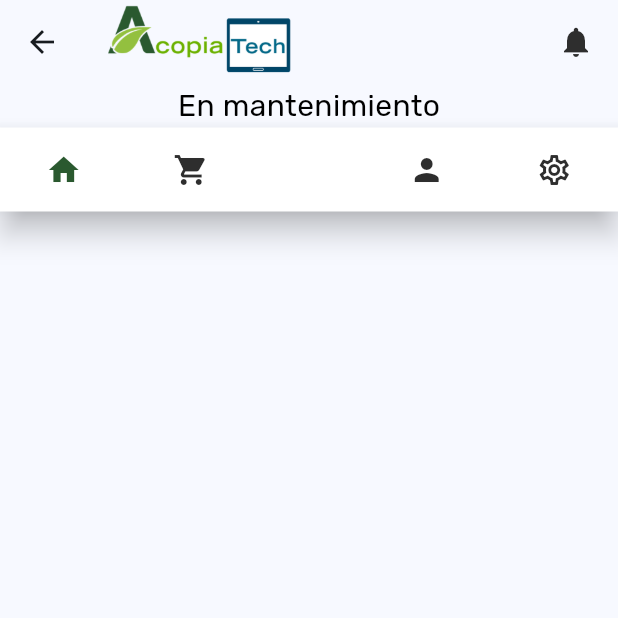
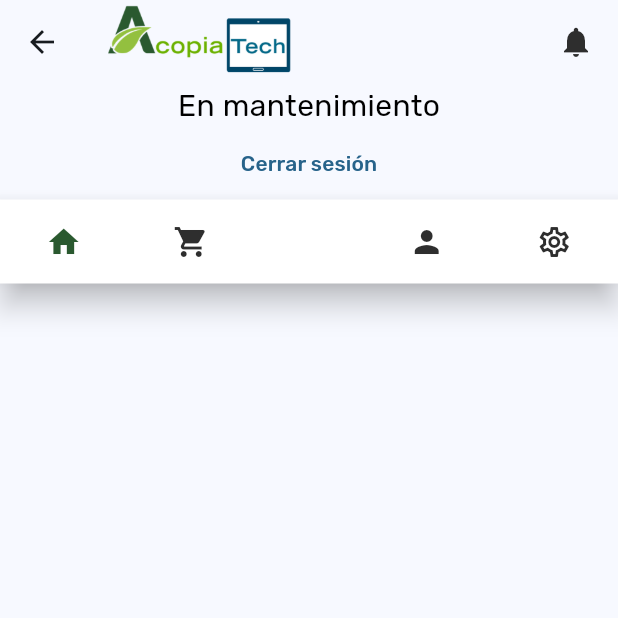
Before and after one commit to julianvent/acopiatech-app, a Flutter app: the UserHomeView screen opened directly, item 2 of the bottom bar chosen, on a phone screen of 412 x 824 dp, the top half of it. Run offline on Flutter 3.47's test engine with Material 3 defaults, Android fonts, the phone set to English and light mode, and no system bars; drawn by our look-alikes of animated_bottom_navigation_bar; our stand-ins replace animated_splash_screen, equatable, firebase_auth, firebase_core, flutter_bloc, google_fonts and 2 more; accounts and stored records are empty; network calls fail.

Commit message:
main: added button to log out home view

```diff
--- a/lib/views/user/user_home_view.dart
+++ b/lib/views/user/user_home_view.dart
@@ -1,9 +1,11 @@
 import 'package:acopiatech/constants/colors_palette.dart';
 import 'package:acopiatech/constants/images_routes.dart';
+import 'package:acopiatech/services/auth/bloc/auth_bloc.dart';
+import 'package:acopiatech/services/auth/bloc/auth_event.dart';
 import 'package:acopiatech/views/shop_view.dart';
 import 'package:flutter/material.dart';
 import 'package:animated_bottom_navigation_bar/animated_bottom_navigation_bar.dart';
-
+import 'package:flutter_bloc/flutter_bloc.dart';
 
 class UserHomeView extends StatefulWidget {
   int _recolectionRequest = 0;
@@ -37,6 +39,12 @@ class _UserHomeViewState extends State<UserHomeView> {
           ),
           child: Column(
             children: [
+              ElevatedButton(
+                onPressed: () {
+                  context.read<AuthBloc>().add(AuthEventLogOut());
+                },
+                child: const Text('Cerrar sesión'),
+              ),
               SizedBox(height: 20),
               Text(
                 'No cuentas con recolecciones\n¡Solicita una ahora!',
@@ -78,6 +86,12 @@ class _UserHomeViewState extends State<UserHomeView> {
                 'En mantenimiento',
                 style: TextStyle(color: Colors.black, fontSize: 20),
               ),
+              TextButton(
+                onPressed: () {
+                  context.read<AuthBloc>().add(AuthEventLogOut());
+                },
+                child: const Text('Cerrar sesión'),
+              ),
             ],
           ),
         ),
@@ -104,12 +118,14 @@ class _UserHomeViewState extends State<UserHomeView> {
         elevation: 0.0,
       ),
       body: SingleChildScrollView(
-        child: Column(children: [
+        child: Column(
+          children: [
             _handleRecolectionRequest(),
             AnimatedBottomNavigationBar(
               splashColor: ColorsPalette.hardGreen,
               activeColor: ColorsPalette.darkGreen,
-            inactiveColor: ColorsPalette.neutralGray, // Colors.black.withOpacity(0.5)
+              inactiveColor:
+                  ColorsPalette.neutralGray, // Colors.black.withOpacity(0.5)
               icons: [
                 Icons.home,
                 Icons.shopping_cart,
@@ -120,12 +136,11 @@ class _UserHomeViewState extends State<UserHomeView> {
               gapLocation: GapLocation.center,
               notchSmoothness: NotchSmoothness.softEdge,
               onTap: (index) {
-              setState(() {
-
-              });
+                setState(() {});
               },
-          )
-        ]),
+            ),
+          ],
+        ),
       ),
     );
   }
```
Also changed, not shown: lib/main.dart (+2 -9 lines). Lines whose indentation alone changed are shown as unchanged.
